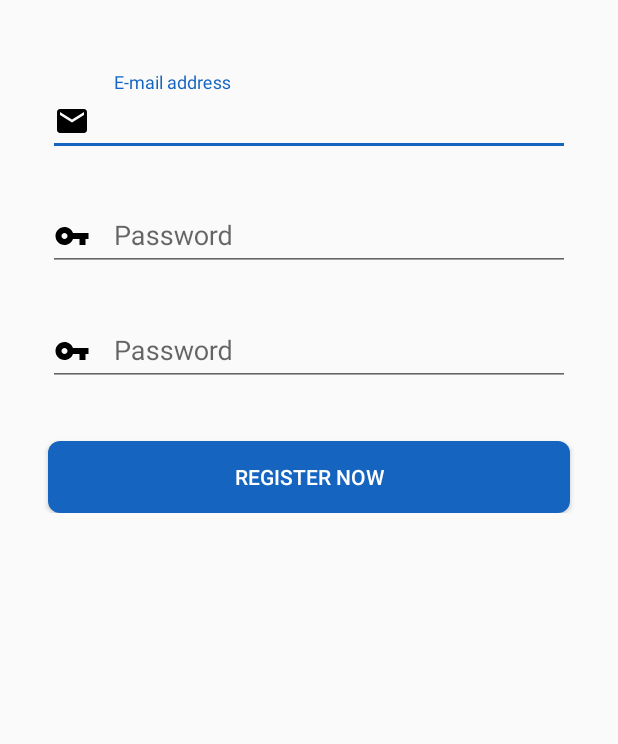
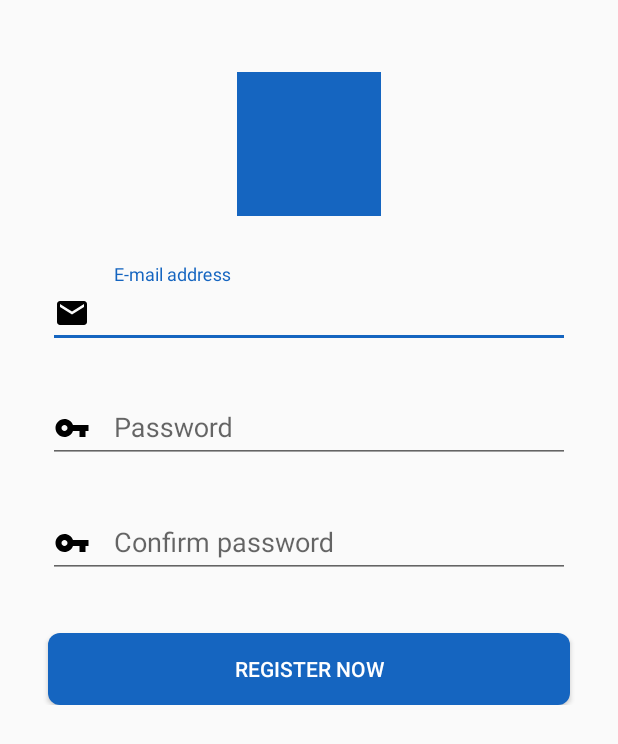
Before and after one commit to catalinradoiu/MyMedicAndroid, an Android app: the layout registration_activity.xml on its own in the app's theme, with its tools: preview values and no code run, on a phone screen of 412 x 824 dp. Shown: the top 744 px of the screen. Run offline under Robolectric (Android 15) with nearby library versions, the phone set to English and light mode, and no system bars.

Commit message:
Change the login a and registration activity design
Change the transitions between the login and registratin activity

```diff
--- a/app/src/main/java/com/catalin/mymedic/feature/authentication/login/LoginActivity.kt
+++ b/app/src/main/java/com/catalin/mymedic/feature/authentication/login/LoginActivity.kt
@@ -59,6 +59,11 @@ class LoginActivity : AppCompatActivity() {
         viewModel.validEmail.onPropertyChanged { value ->
             binding.loginEmailLayout.error = if (value) "" else getString(R.string.invalid_email)
         }
+
+        binding.signUpButton.setOnClickListener {
+            startActivity(RegistrationActivity.getStartIntent(this))
+            overridePendingTransition(R.anim.slide_up, R.anim.slide_down)
+        }
     }
 
     private fun displaySnackBar(message: String) {
--- /dev/null
+++ b/app/src/main/res/anim/slide_up.xml
@@ -0,0 +1,6 @@
+<set xmlns:android="http://schemas.android.com/apk/res/android">
+    <translate
+        android:duration="500"
+        android:fromYDelta="100%p"
+        android:toYDelta="0" />
+</set>
--- a/app/src/main/res/layout/registration_activity.xml
+++ b/app/src/main/res/layout/registration_activity.xml
@@ -25,13 +25,23 @@
                 android:paddingBottom="@dimen/secondary_margin"
                 android:paddingTop="@dimen/registration_root_top_margin">
 
+                <ImageView
+                    android:id="@+id/register_application_logo"
+                    android:layout_width="96dp"
+                    android:layout_height="96dp"
+                    android:src="@color/colorAccent"
+                    app:layout_constraintEnd_toEndOf="parent"
+                    app:layout_constraintStart_toStartOf="parent" />
+
                 <android.support.design.widget.TextInputLayout
                     android:id="@+id/email_layout"
                     android:layout_width="match_parent"
                     android:layout_height="wrap_content"
                     android:layout_marginEnd="@dimen/secondary_margin"
                     android:layout_marginStart="@dimen/secondary_margin"
-                    app:errorEnabled="true">
+                    android:layout_marginTop="@dimen/secondary_margin"
+                    app:errorEnabled="true"
+                    app:layout_constraintTop_toBottomOf="@id/register_application_logo">
 
                     <android.support.design.widget.TextInputEditText
                         android:id="@+id/email_input"
@@ -85,7 +95,7 @@
                         android:layout_height="match_parent"
                         android:drawablePadding="@dimen/primary_margin"
                         android:drawableStart="@drawable/ic_key_24dp"
-                        android:hint="@string/password"
+                        android:hint="@string/confirm_password"
                         android:inputType="textPassword"
                         android:lines="1"
                         android:text="@={viewModel.passwordConfirmation}"
--- a/app/src/main/res/layout/user_details_view.xml
+++ b/app/src/main/res/layout/user_details_view.xml
@@ -67,8 +67,7 @@
                 android:drawableStart="@drawable/ic_date_range_24dp"
                 android:hint="@string/birth_date"
                 android:lines="1"
-                app:drawableTint="@{@color/light_gray}"
-                app:longDate="@{viewModel.birthDate}" />
+                app:drawableTint="@{@color/light_gray}" />
 
         </android.support.design.widget.TextInputLayout>
 
--- a/app/src/main/res/values/colors.xml
+++ b/app/src/main/res/values/colors.xml
@@ -5,4 +5,5 @@
     <color name="colorAccent">#1565c0</color>
     <color name="white">#ffffff</color>
     <color name="light_gray">#a4a4a4</color>
+    <color name="gray">#646464</color>
 </resources>
--- a/app/src/main/res/values/dimens.xml
+++ b/app/src/main/res/values/dimens.xml
@@ -6,4 +6,5 @@
     <dimen name="registration_root_top_margin">48dp</dimen>
     <dimen name="drawable_primary_width">24dp</dimen>
     <dimen name="drawable_primary_height">24dp</dimen>
+    <dimen name="forgot_pass_text_size">16sp</dimen>
 </resources>
--- a/app/src/main/res/values/strings.xml
+++ b/app/src/main/res/values/strings.xml
@@ -1,5 +1,5 @@
 <resources>
-    <string name="app_name">My Medic</string>
+    <string name="app_name">MyMedic</string>
     <string name="title_activity_authentication">AuthenticationActivity</string>
 
     <!-- Authentication -->
@@ -19,6 +19,7 @@
     <string name="last_name">Last name</string>
     <string name="birth_date">Birth date</string>
     <string name="gender">Gender</string>
+    <string name="login_i_am_medic">I am a medic</string>
     <string-array name="genders">
         <item>Male</item>
         <item>Female</item>
```
Also changed, not shown: app/src/main/AndroidManifest.xml (+5 -5 lines), app/src/main/java/com/catalin/mymedic/feature/authentication/registration/RegistrationActivity.kt (+8 -1 lines), app/src/main/res/anim/slide_down.xml (added, +7 -0 lines), app/src/main/res/drawable/ic_close_24dp.xml (added, +9 -0 lines), app/src/main/res/layout/login_activity.xml (+35 -5 lines).
